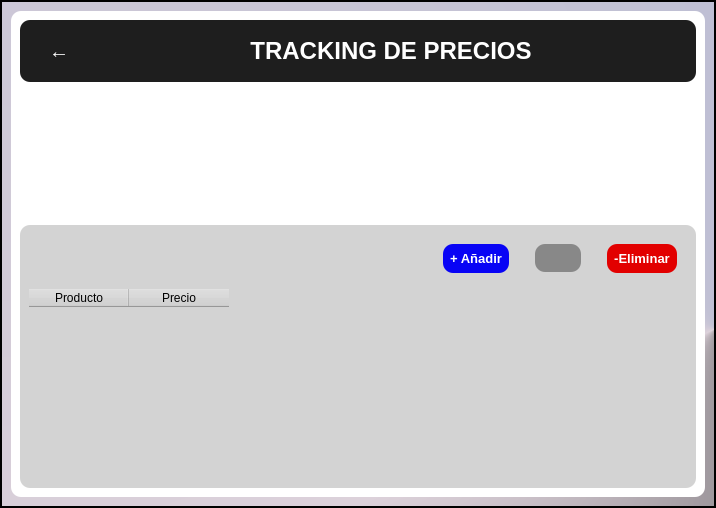
50DayEmpire/Tracking_Precios, file Interfaz/gui/Tracking_GMG.ui: the form before one commit.
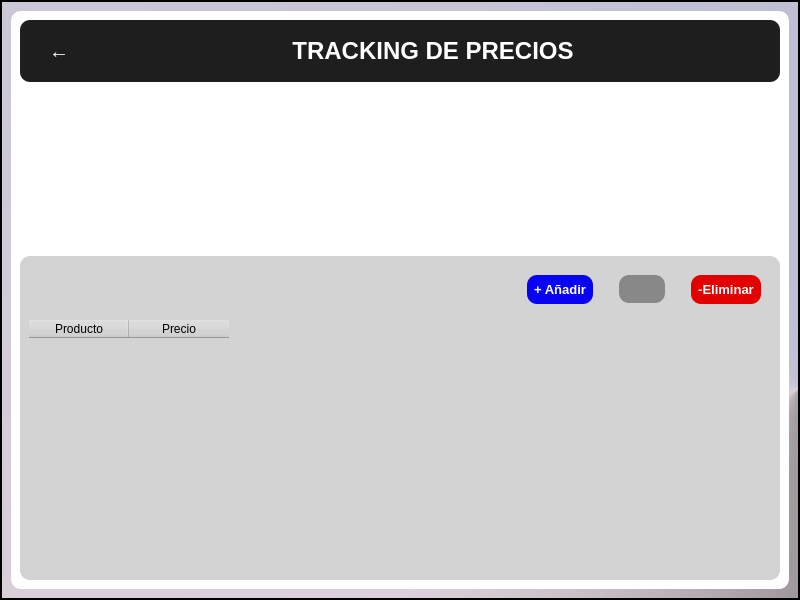
The form after the commit. Icons and pictures are not drawn.

Diff of the .ui file:
```diff
--- a/Interfaz/gui/Tracking_GMG.ui
+++ b/Interfaz/gui/Tracking_GMG.ui
@@ -6,10 +6,22 @@
    <rect>
     <x>0</x>
     <y>0</y>
-    <width>716</width>
-    <height>508</height>
+    <width>800</width>
+    <height>600</height>
    </rect>
   </property>
+  <property name="minimumSize">
+   <size>
+    <width>800</width>
+    <height>600</height>
+   </size>
+  </property>
+  <property name="maximumSize">
+   <size>
+    <width>800</width>
+    <height>600</height>
+   </size>
+  </property>
   <property name="windowTitle">
    <string>Fermady Prices</string>
   </property>
```
Left out of the diff: 2 changed lines with no effect on the pictures.
